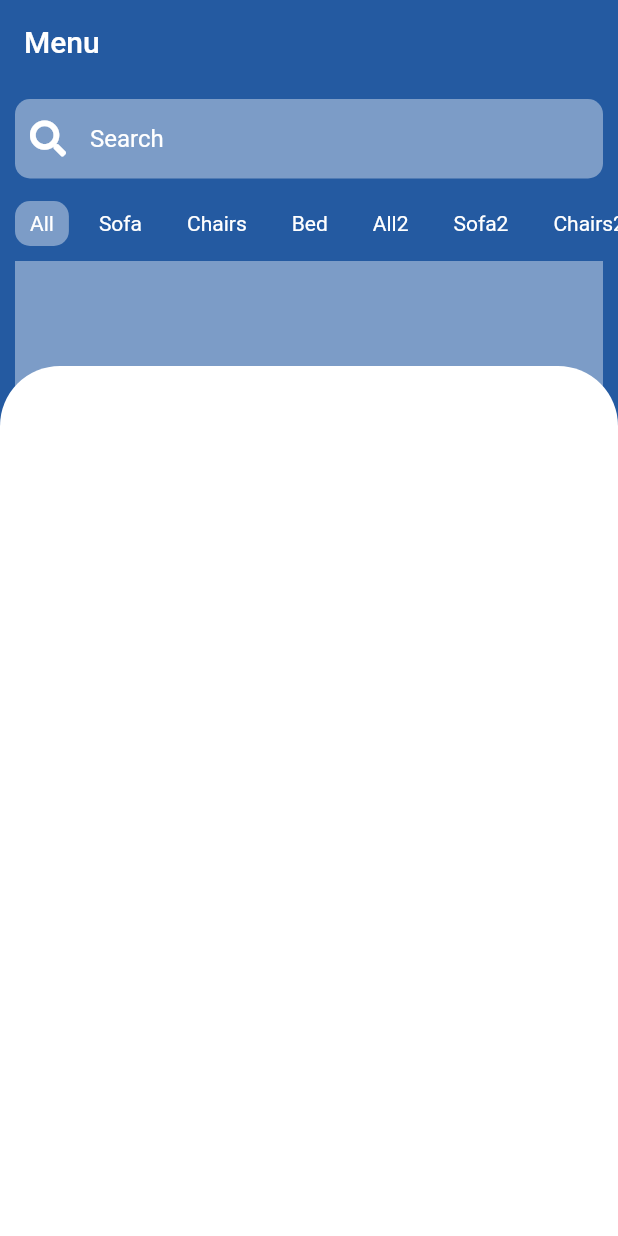
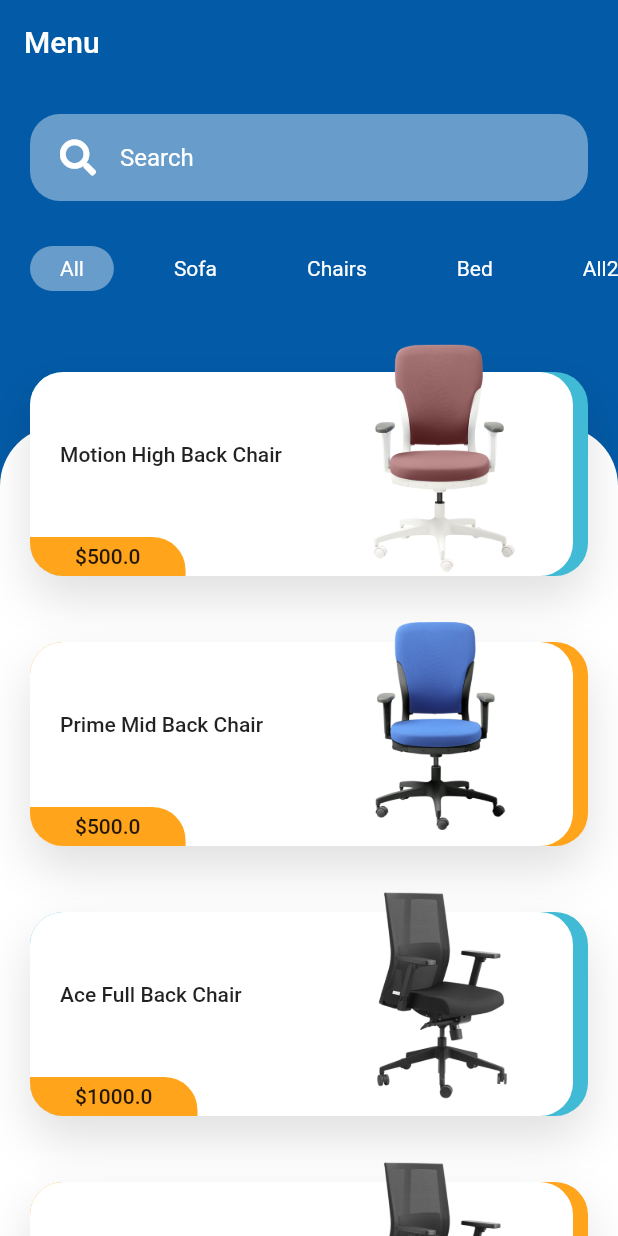
Before and after one commit to jay2503/flutter_furniture, a Flutter app: the screen it shows after launch, on a phone screen of 412 x 824 dp. Run offline on Flutter 3.47's test engine with Material 2 defaults, Android fonts, the phone set to English and light mode, and no system bars; our stand-ins replace font_awesome_flutter.

Commit message:
[feature] product details and navigation

```diff
--- a/lib/constants.dart
+++ b/lib/constants.dart
@@ -1,4 +1,16 @@
 import 'package:flutter/material.dart';
 
-const kPrimaryColor = Color(0xFF245AA1);
-const kDefaultPadding = 10.0;
+const kBackgroundColor = Color(0xFFF1EFF1);
+const kPrimaryColor = Color(0xFF035AA6);
+const kSecondaryColor = Color(0xFFFFA41B);
+const kTextColor = Color(0xFF000839);
+const kTextLightColor = Color(0xFF747474);
+const kBlueColor = Color(0xFF40BAD5);
+
+const kDefaultPadding = 20.0;
+
+const kDefaultShadow = BoxShadow(
+  offset: Offset(0, 15),
+  blurRadius: 27,
+  color: Colors.black12, // Black color with 12% opacity
+);
--- a/lib/models/product.dart
+++ b/lib/models/product.dart
@@ -11,9 +11,12 @@ class Product {
 List<Product> products = [
   Product(
       id: 1,
-      price: 50.0,
+      price: 500.0,
       title: 'Motion High Back Chair',
-      description: 'Fabric, Milan Red',
+      description:
+          '''The 360° swivel along with Knee Tilt Synchro mechanism with three different tilt positions, supports healthy body movements and gives great back support.
+
+The back is made up of injection moulded glass filled nylon & upholstered using mesh fabric with high tenacity yarn giving the perfect balance between form, functionality and comfort.''',
       image: 'assets/images/temp1.png'),
   Product(
       id: 2,
--- a/lib/screens/products/components/body.dart
+++ b/lib/screens/products/components/body.dart
@@ -1,12 +1,17 @@
 import 'package:flutter/material.dart';
 import 'package:furtniture_app/constants.dart';
+import 'package:furtniture_app/models/product.dart';
+import 'package:furtniture_app/screens/product_details/product_details.dart';
 import 'package:furtniture_app/screens/products/components/categories.dart';
+import 'package:furtniture_app/screens/products/components/product_card.dart';
 import 'package:furtniture_app/screens/products/components/search_box.dart';
 
 class Body extends StatelessWidget {
   @override
   Widget build(BuildContext context) {
-    return Column(
+    return SafeArea(
+      bottom: false,
+      child: Column(
         children: [
           SearchBox(),
           Categories(),
@@ -24,14 +29,22 @@ class Body extends StatelessWidget {
                         topRight: Radius.circular(40)),
                     color: Colors.white),
               ),
-            Container(
-              margin: EdgeInsets.symmetric(horizontal: kDefaultPadding),
-              height: 160,
-              decoration: BoxDecoration(color: Colors.white.withOpacity(0.4)),
-            )
+              ListView.builder(
+                  itemCount: products.length,
+                  itemBuilder: (context, index) => ProductCard(
+                        product: products[index],
+                        productIndex: index,
+                        press: () {
+                          Navigator.of(context).push(MaterialPageRoute(
+                              builder: (context) => ProductDetailsScreen(
+                                    product: products[index],
+                                  )));
+                        },
+                      )),
             ],
           ))
         ],
+      ),
     );
   }
 }
--- /dev/null
+++ b/lib/screens/products/components/product_card.dart
@@ -0,0 +1,103 @@
+import 'package:flutter/material.dart';
+import 'package:furtniture_app/constants.dart';
+import 'package:furtniture_app/models/product.dart';
+
+class ProductCard extends StatelessWidget {
+  const ProductCard({Key key, this.product, this.productIndex, this.press})
+      : super(key: key);
+
+  final Product product;
+  final int productIndex;
+  final Function press;
+
+  @override
+  Widget build(BuildContext context) {
+    Size size = MediaQuery.of(context).size;
+    return InkWell(
+      onTap: press,
+      child: Container(
+        margin: EdgeInsets.symmetric(
+            horizontal: kDefaultPadding, vertical: kDefaultPadding / 2),
+        height: 160,
+        child: Stack(
+          alignment: Alignment.bottomCenter,
+          children: [
+            // Background
+            Container(
+              height: 136,
+              decoration: BoxDecoration(
+                  color: productIndex.isEven ? kBlueColor : kSecondaryColor,
+                  borderRadius: BorderRadius.circular(22),
+                  boxShadow: [kDefaultShadow]),
+              child: Container(
+                margin: EdgeInsets.only(right: 10),
+                decoration: BoxDecoration(
+                    color: Colors.white,
+                    borderRadius: BorderRadius.circular(22)),
+              ),
+            ),
+
+            // Image
+            Positioned(
+                top: 0,
+                right: 0,
+                child: Hero(
+                  tag: "${product.id}",
+                  child: Container(
+                    padding: EdgeInsets.symmetric(horizontal: kDefaultPadding),
+                    height: 160,
+                    width: 200,
+                    child: Image.asset(
+                      product.image,
+                      fit: BoxFit.cover,
+                    ),
+                  ),
+                )),
+
+            // Product title and price
+            Positioned(
+                bottom: 0,
+                left: 0,
+                child: SizedBox(
+                  height: 136,
+                  width: size.width - 200,
+                  child: Column(
+                    crossAxisAlignment: CrossAxisAlignment.start,
+                    children: [
+                      Spacer(),
+                      Container(
+                        child: Hero(
+                          tag: "ptitle_${product.id}",
+                          child: Text(
+                            product.title,
+                            style: Theme.of(context).textTheme.button,
+                          ),
+                        ),
+                        margin:
+                            EdgeInsets.symmetric(horizontal: kDefaultPadding),
+                      ),
+                      Spacer(),
+                      Container(
+                        padding: EdgeInsets.symmetric(
+                            horizontal: kDefaultPadding * 1.5,
+                            vertical: kDefaultPadding / 4),
+                        decoration: BoxDecoration(
+                            color: kSecondaryColor,
+                            borderRadius: BorderRadius.only(
+                                bottomLeft: Radius.circular(22),
+                                topRight: Radius.circular(22))),
+                        child: Hero(
+                          tag: "pprice_${product.id}",
+                          child: Text("\$${product.price}",
+                              style: Theme.of(context).textTheme.button),
+                        ),
+                      )
+                    ],
+                  ),
+                ))
+          ],
+        ),
+      ),
+    );
+  }
+}
```
Also changed, not shown: lib/screens/product_details/components/body.dart (added, +51 -0 lines), lib/screens/product_details/components/pager.dart (added, +51 -0 lines), lib/screens/product_details/components/product_action.dart (added, +37 -0 lines), lib/screens/product_details/components/product_meta.dart (added, +45 -0 lines), lib/screens/product_details/components/product_poster.dart (added, +36 -0 lines), lib/screens/product_details/product_details.dart (added, +40 -0 lines), lib/screens/products/product_detail.dart (deleted, +0 -21 lines), assets/images/temp1.png. Lines whose indentation alone changed are shown as unchanged.
